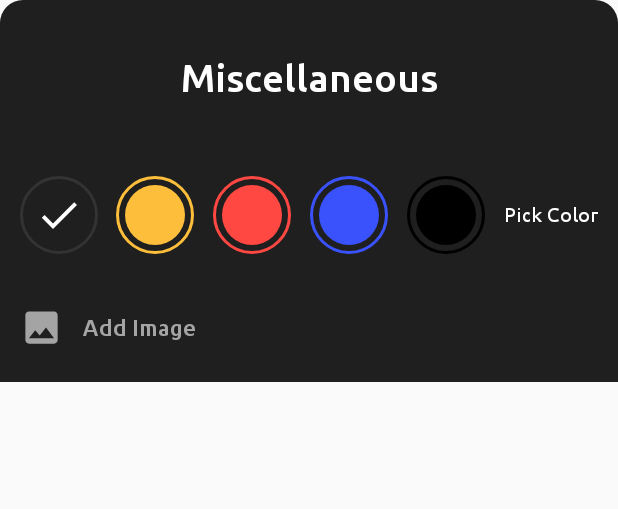
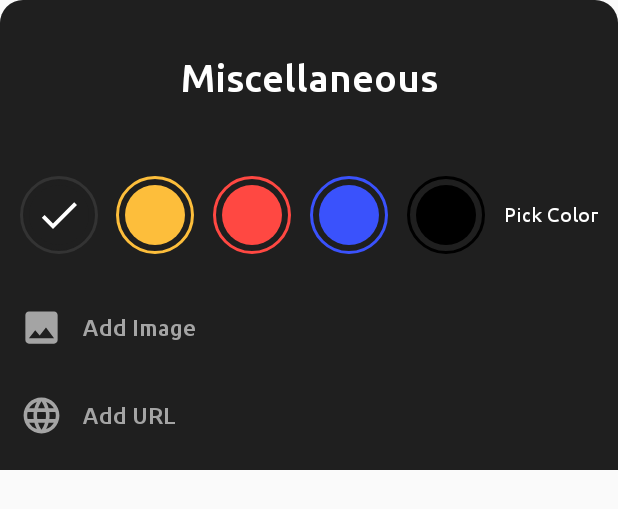
Before and after one commit to Fonsoooo/JAMNotes, an Android app: the layout layout_miscellaneous.xml on its own in the app's theme, with its tools: preview values and no code run, on a phone screen of 412 x 824 dp. Shown: the top 509 px of the screen. Run offline under Robolectric (Android 15) with nearby library versions, the phone set to English and light mode, and no system bars.

Commit message:
URL Notes -URL links can now be added in Note Create Activity.

```diff
--- a/app/src/main/res/layout/layout_miscellaneous.xml
+++ b/app/src/main/res/layout/layout_miscellaneous.xml
@@ -170,5 +170,35 @@
     </LinearLayout>
 
 
+    <LinearLayout
+        android:id="@+id/layoutAddUrl"
+        android:layout_width="match_parent"
+        android:layout_height="@dimen/_35sdp"
+        android:layout_marginStart="@dimen/_10sdp"
+        android:layout_marginEnd="@dimen/_10sdp"
+        android:layout_marginBottom="@dimen/_10sdp"
+        android:gravity="center_vertical"
+        android:orientation="horizontal"
+        tools:ignore="UseCompoundDrawables">
+
+        <ImageView
+            android:layout_width="@dimen/_22sdp"
+            android:layout_height="@dimen/_22sdp"
+            android:src="@drawable/ic_web_link"
+            android:tint="@color/colorIcons"/>
+
+        <TextView
+            android:layout_width="match_parent"
+            android:layout_height="wrap_content"
+            android:layout_marginStart="@dimen/_10sdp"
+            android:fontFamily="@font/ubuntu_medium"
+            android:includeFontPadding="false"
+            android:text="@string/add_url"
+            android:textColor="@color/colorIcons"
+            android:textSize="@dimen/_12ssp"/>
+
+    </LinearLayout>
+
+
 
 </LinearLayout>
--- a/app/src/main/res/values/strings.xml
+++ b/app/src/main/res/values/strings.xml
@@ -4,4 +4,8 @@
     <string name="note_subtitle">Note Subtitle</string>
     <string name="type_note_here">Type note here..</string>
     <string name="add_image">Add Image</string>
+    <string name="add_url">Add URL</string>
+    <string name="enter_url">Enter URL</string>
+    <string name="add">ADD</string>
+    <string name="cancel_dialog">CANCEL</string>
 </resources>
```
Also changed, not shown: app/src/main/java/com/example/mynotessss/activities/CreateNoteActivity.java (+65 -0 lines), app/src/main/res/drawable/background_dialog.xml (added, +7 -0 lines), app/src/main/res/layout/activity_create_note.xml (+25 -1 lines), app/src/main/res/layout/layout_add_url.xml (added, +92 -0 lines).
